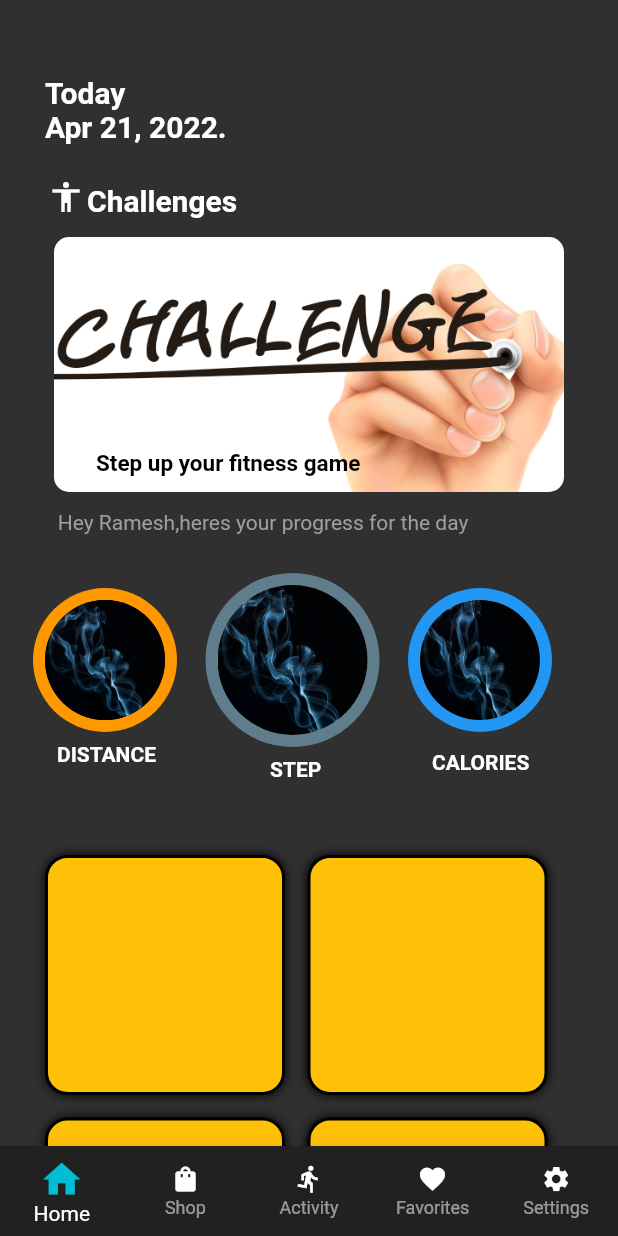
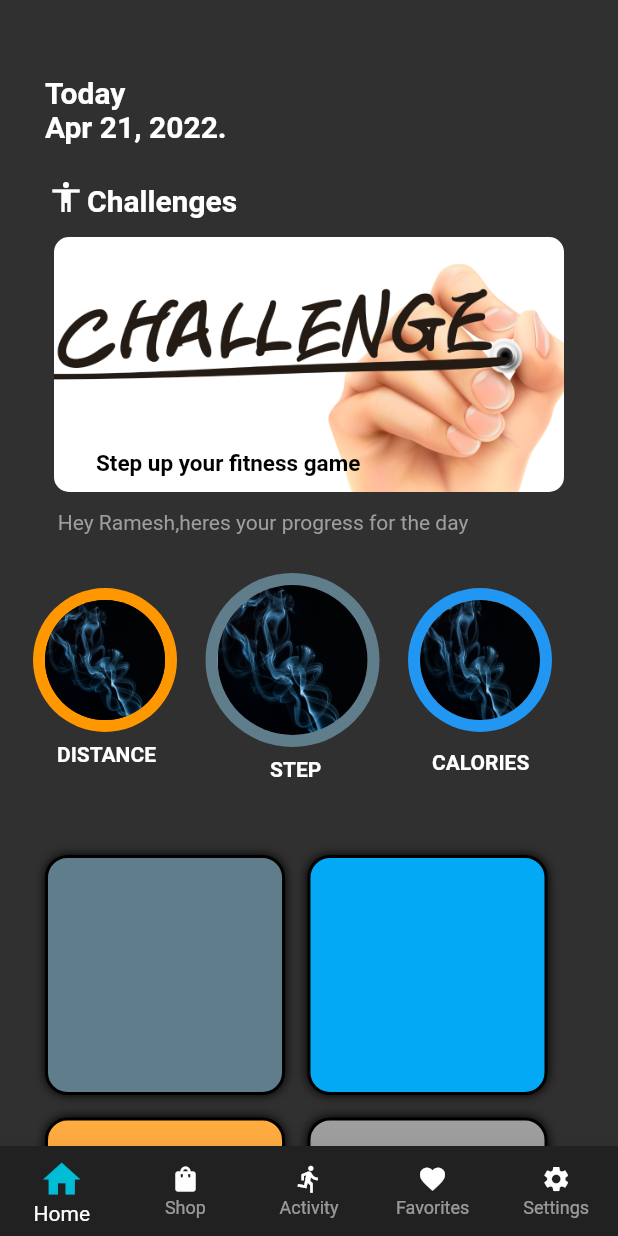
Before and after one commit to 0501rj25/NEED, a Flutter app: the screen it shows after launch, after a tap on the "arrow forward" icon, on a phone screen of 412 x 824 dp. Run offline on Flutter 3.47's test engine with Material 2 defaults, Android fonts, the phone set to English and light mode, and no system bars.

Commit message:
ADD DATA

```diff
--- a/lib/pages/home_bottom.dart
+++ b/lib/pages/home_bottom.dart
@@ -201,7 +201,7 @@ class _MyHomeBottomState extends State<MyHomeBottom> {
                             width: 160,
                             decoration: BoxDecoration(
                               border: Border.all(width: 2.0),
-                              color: Colors.amber,
+                              color: Colors.blueGrey,
                               borderRadius: BorderRadius.circular(15),
                               boxShadow: const [
                                 BoxShadow(
@@ -219,7 +219,7 @@ class _MyHomeBottomState extends State<MyHomeBottom> {
                             width: 160,
                             decoration: BoxDecoration(
                               border: Border.all(width: 2.0),
-                              color: Colors.amber,
+                              color: Colors.lightBlue,
                               borderRadius: BorderRadius.circular(15),
                               boxShadow: const [
                                 BoxShadow(
@@ -241,7 +241,7 @@ class _MyHomeBottomState extends State<MyHomeBottom> {
                             width: 160,
                             decoration: BoxDecoration(
                               border: Border.all(width: 2.0),
-                              color: Colors.amber,
+                              color: Colors.orangeAccent,
                               borderRadius: BorderRadius.circular(15),
                               boxShadow: const [
                                 BoxShadow(
@@ -259,7 +259,7 @@ class _MyHomeBottomState extends State<MyHomeBottom> {
                             width: 160,
                             decoration: BoxDecoration(
                               border: Border.all(width: 2.0),
-                              color: Colors.amber,
+                              color: Colors.grey,
                               borderRadius: BorderRadius.circular(15),
                               boxShadow: const [
                                 BoxShadow(
@@ -272,6 +272,29 @@ class _MyHomeBottomState extends State<MyHomeBottom> {
                         ],
                       ),
                     ),
+                    Container(
+                      padding: const EdgeInsets.only(left: 30, top: 20),
+                      height: 300,
+                      width: MediaQuery.of(context).size.width,
+                      child: RichText(
+                        text: TextSpan(
+                          style: Theme.of(context).textTheme.bodyLarge,
+                          children: const [
+                            WidgetSpan(
+                              child: Padding(
+                                padding: EdgeInsets.symmetric(horizontal: 2.0),
+                                child: Icon(Icons.wine_bar),
+                              ),
+                            ),
+                            TextSpan(
+                              text: 'Recent Trophies',
+                              style: TextStyle(
+                                  fontWeight: FontWeight.bold, fontSize: 20.0),
+                            ),
+                          ],
+                        ),
+                      ),
+                    ),
                   ],
                 ),
               )
```
